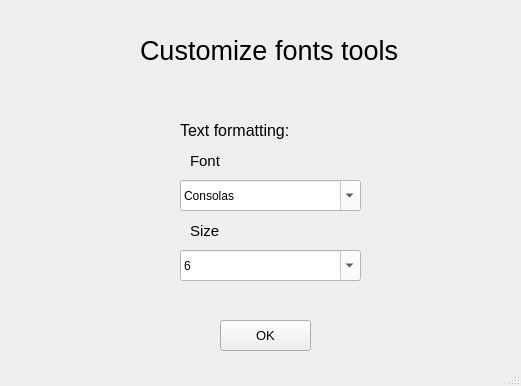
This is PTI/SPCK/GUI/font.ui in GreenSystemDuy08/TL-C4K-PTI01 as Qt 5 draws it before an edit. The edited form follows.
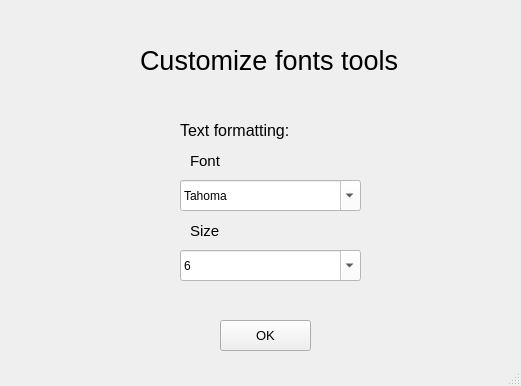
This is the edited form.

Diff of the .ui file:
```diff
--- a/PTI/SPCK/GUI/font.ui
+++ b/PTI/SPCK/GUI/font.ui
@@ -18,7 +18,7 @@
     <property name="geometry">
      <rect>
       <x>140</x>
-      <y>30</y>
+      <y>40</y>
       <width>261</width>
       <height>41</height>
      </rect>
@@ -66,7 +66,7 @@
      <string notr="true">background-color: rgb(255, 255, 255);</string>
     </property>
     <property name="currentText">
-     <string>Consolas</string>
+     <string>Tahoma</string>
     </property>
    </widget>
    <widget class="QComboBox" name="comboBox">
```
